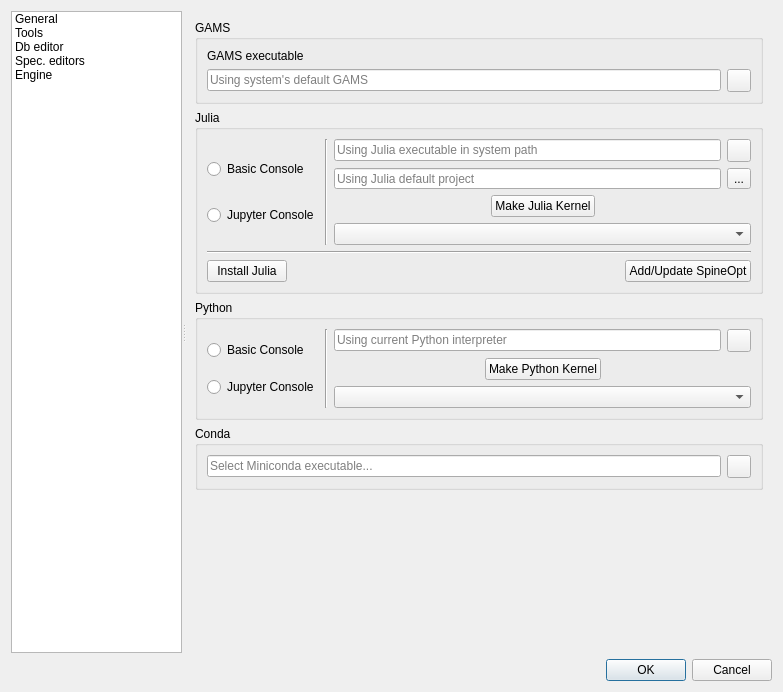
First picture: the form in spinetoolbox/ui/settings.ui, repository spine-tools/Spine-Toolbox, before the edit.
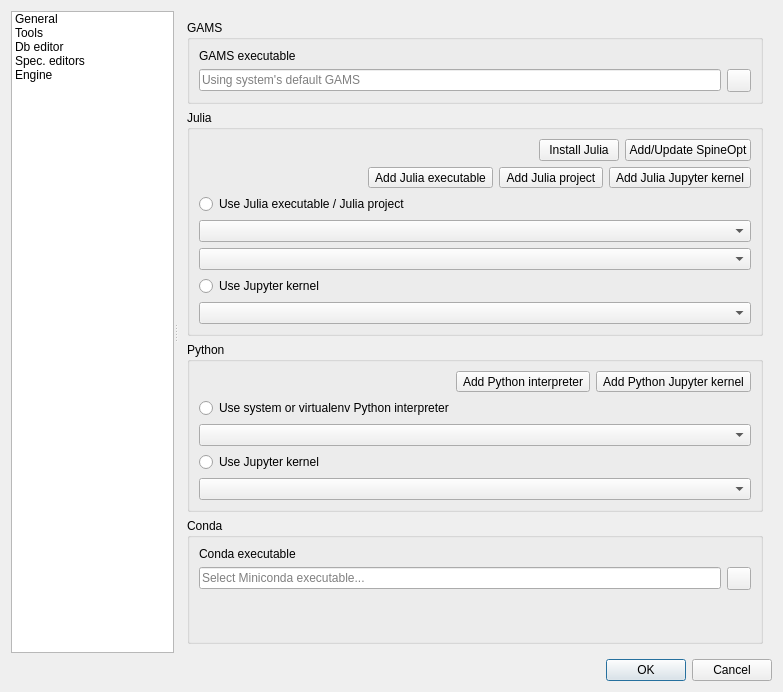
Second picture: the form after the edit. The open tabs and pages were chosen to show the change. Icons and pictures are not drawn. Custom widgets are drawn as their Qt base class.

Diff of the .ui file:
```diff
--- a/spinetoolbox/ui/settings.ui
+++ b/spinetoolbox/ui/settings.ui
@@ -651,46 +651,47 @@
           <property name="title">
            <string>GAMS</string>
           </property>
-          <layout class="QGridLayout" name="gridLayout_4">
-           <property name="spacing">
-            <number>6</number>
-           </property>
-           <item row="1" column="0">
+          <layout class="QVBoxLayout" name="verticalLayout_14">
+           <item>
             <widget class="QLabel" name="label_11">
              <property name="text">
               <string>GAMS executable</string>
              </property>
             </widget>
            </item>
-           <item row="2" column="0">
-            <widget class="QLineEdit" name="lineEdit_gams_path">
-             <property name="minimumSize">
-              <size>
-               <width>0</width>
-               <height>20</height>
-              </size>
-             </property>
-             <property name="toolTip">
-              <string>&lt;html&gt;&lt;head/&gt;&lt;body&gt;&lt;p&gt;Path to GAMS executable for Tool and GAMS Python bindings. Leave blank to use system's default&lt;/p&gt;&lt;/body&gt;&lt;/html&gt;</string>
-             </property>
-             <property name="placeholderText">
-              <string>Using system's default GAMS</string>
-             </property>
-             <property name="clearButtonEnabled">
-              <bool>true</bool>
-             </property>
-            </widget>
-           </item>
-           <item row="2" column="1">
-            <widget class="QToolButton" name="toolButton_browse_gams">
-             <property name="toolTip">
-              <string>&lt;html&gt;&lt;head/&gt;&lt;body&gt;&lt;p&gt;Pick GAMS executable using a file browser (eg. gams.exe on Windows)&lt;/p&gt;&lt;/body&gt;&lt;/html&gt;</string>
-             </property>
-             <property name="icon">
-              <iconset resource="resources/resources_icons.qrc">
-               <normaloff>:/icons/menu_icons/folder-open-solid.svg</normaloff>:/icons/menu_icons/folder-open-solid.svg</iconset>
-             </property>
-            </widget>
+           <item>
+            <layout class="QHBoxLayout" name="horizontalLayout_10">
+             <item>
+              <widget class="QLineEdit" name="lineEdit_gams_path">
+               <property name="minimumSize">
+                <size>
+                 <width>0</width>
+                 <height>20</height>
+                </size>
+               </property>
+               <property name="toolTip">
+                <string>&lt;html&gt;&lt;head/&gt;&lt;body&gt;&lt;p&gt;Path to GAMS executable for Tool and GAMS Python bindings. Leave blank to use system's default&lt;/p&gt;&lt;/body&gt;&lt;/html&gt;</string>
+               </property>
+               <property name="placeholderText">
+                <string>Using system's default GAMS</string>
+               </property>
+               <property name="clearButtonEnabled">
+                <bool>true</bool>
+               </property>
+              </widget>
+             </item>
+             <item>
+              <widget class="QToolButton" name="toolButton_browse_gams">
+               <property name="toolTip">
+                <string>&lt;html&gt;&lt;head/&gt;&lt;body&gt;&lt;p&gt;Pick GAMS executable using a file browser (eg. gams.exe on Windows)&lt;/p&gt;&lt;/body&gt;&lt;/html&gt;</string>
+               </property>
+               <property name="icon">
+                <iconset resource="resources/resources_icons.qrc">
+                 <normaloff>:/icons/menu_icons/folder-open-solid.svg</normaloff>:/icons/menu_icons/folder-open-solid.svg</iconset>
+               </property>
+              </widget>
+             </item>
+            </layout>
            </item>
           </layout>
          </widget>
@@ -703,197 +704,22 @@
           <property name="title">
            <string>Julia</string>
           </property>
-          <layout class="QVBoxLayout" name="verticalLayout_10">
-           <property name="topMargin">
-            <number>9</number>
-           </property>
+          <layout class="QVBoxLayout" name="verticalLayout_5">
            <item>
-            <layout class="QHBoxLayout" name="horizontalLayout_14">
+            <layout class="QHBoxLayout" name="horizontalLayout_3">
              <item>
-              <layout class="QVBoxLayout" name="verticalLayout">
-               <item>
-                <widget class="QRadioButton" name="radioButton_use_julia_basic_console">
-                 <property name="toolTip">
-                  <string>&lt;html&gt;&lt;head/&gt;&lt;body&gt;&lt;p&gt;Execute Julia Tool specifications in basic Julia REPL.&lt;/p&gt;&lt;p&gt;&lt;span style=&quot; font-weight:600;&quot;&gt;NOTE:&lt;/span&gt; This is the &lt;span style=&quot; font-weight:600;&quot;&gt;default setting&lt;/span&gt; for new Julia Tool specs. You can override this for each Tool spec separately.&lt;/p&gt;&lt;/body&gt;&lt;/html&gt;</string>
-                 </property>
-                 <property name="text">
-                  <string>Basic Console</string>
-                 </property>
-                </widget>
-               </item>
-               <item>
-                <widget class="QRadioButton" name="radioButton_use_julia_jupyter_console">
-                 <property name="toolTip">
-                  <string>&lt;html&gt;&lt;head/&gt;&lt;body&gt;&lt;p&gt;Use Jupyter Console to execute Julia Tool specs. Select a Julia kernel spec to use this option.&lt;/p&gt;&lt;p&gt;&lt;span style=&quot; font-weight:600;&quot;&gt;NOTE:&lt;/span&gt; This is the &lt;span style=&quot; font-weight:600;&quot;&gt;default setting&lt;/span&gt; for new Julia Tool specs. You can override this for each Tool spec separately.&lt;/p&gt;&lt;/body&gt;&lt;/html&gt;</string>
-                 </property>
-                 <property name="text">
-                  <string>Jupyter Console</string>
-                 </property>
-                </widget>
-               </item>
-              </layout>
-             </item>
-             <item>
-              <widget class="Line" name="line_3">
+              <spacer name="horizontalSpacer_3">
                <property name="orientation">
-                <enum>Qt::Orientation::Vertical</enum>
+                <enum>Qt::Orientation::Horizontal</enum>
                </property>
-              </widget>
+               <property name="sizeHint" stdset="0">
+                <size>
+                 <width>40</width>
+                 <height>20</height>
+                </size>
+               </property>
+              </spacer>
              </item>
-             <item>
-              <layout class="QVBoxLayout" name="verticalLayout_15">
-               <item>
-                <layout class="QHBoxLayout" name="horizontalLayout_8">
-                 <item>
-                  <widget class="QLineEdit" name="lineEdit_julia_path">
-                   <property name="minimumSize">
-                    <size>
-                     <width>0</width>
-                     <height>20</height>
-                    </size>
-                   </property>
-                   <property name="toolTip">
-                    <string>&lt;html&gt;&lt;head/&gt;&lt;body&gt;&lt;p&gt;Julia executable for Basic Console. Leave blank to use the Julia in your system PATH env. If Julia is not in your PATH, this line edit will be empty, indicating that Julia Tool Specs won't execute.&lt;/p&gt;&lt;p&gt;&lt;span style=&quot; font-weight:600;&quot;&gt;NOTE:&lt;/span&gt; This is the &lt;span style=&quot; font-weight:700;&quot;&gt;global setting&lt;/span&gt; for Julia Tool specs. You can override this for each Tool spec separately.&lt;/p&gt;&lt;/body&gt;&lt;/html&gt;</string>
-                   </property>
-                   <property name="placeholderText">
-                    <string>Using Julia executable in system path</string>
-                   </property>
-                   <property name="clearButtonEnabled">
-                    <bool>true</bool>
-                   </property>
-                  </widget>
-                 </item>
-                 <item>
-                  <widget class="QToolButton" name="toolButton_browse_julia">
-                   <property name="toolTip">
-                    <string>&lt;html&gt;&lt;head/&gt;&lt;body&gt;&lt;p&gt;Pick Julia executable using a file browser&lt;/p&gt;&lt;/body&gt;&lt;/html&gt;</string>
-                   </property>
-                   <property name="icon">
-                    <iconset resource="resources/resources_icons.qrc">
-                     <normaloff>:/icons/menu_icons/folder-open-solid.svg</normaloff>:/icons/menu_icons/folder-open-solid.svg</iconset>
-                   </property>
-                  </widget>
-                 </item>
-                </layout>
-               </item>
-               <item>
-                <layout class="QHBoxLayout" name="horizontalLayout_7">
-                 <item>
-                  <widget class="QLineEdit" name="lineEdit_julia_project_path">
-                   <property name="minimumSize">
-                    <size>
-                     <width>0</width>
-                     <height>20</height>
-                    </size>
-                   </property>
-                   <property name="toolTip">
-                    <string>&lt;html&gt;&lt;head/&gt;&lt;body&gt;&lt;p&gt;Julia environment/project directory for Julia Tool specifications. Leave blank to use the default environment.&lt;/p&gt;&lt;p&gt;&lt;span style=&quot; font-weight:600;&quot;&gt;NOTE:&lt;/span&gt; This is the &lt;span style=&quot; font-weight:700;&quot;&gt;global setting&lt;/span&gt; for Julia Tool specs. You can override this for each Tool spec separately.&lt;/p&gt;&lt;/body&gt;&lt;/html&gt;</string>
-                   </property>
-                   <property name="text">
-                    <string/>
-                   </property>
-                   <property name="placeholderText">
-                    <string>Using Julia default project</string>
-                   </property>
-                   <property name="clearButtonEnabled">
-                    <bool>true</bool>
-                   </property>
-                  </widget>
-                 </item>
-                 <item>
-                  <widget class="QToolButton" name="toolButton_browse_julia_project">
-                   <property name="toolTip">
-                    <string>&lt;html&gt;&lt;head/&gt;&lt;body&gt;&lt;p&gt;Pick Julia project using a file browser&lt;/p&gt;&lt;/body&gt;&lt;/html&gt;</string>
-                   </property>
-                   <property name="text">
-                    <string>...</string>
-                   </property>
-                   <property name="icon">
-                    <iconset resource="resources/resources_icons.qrc">
-                     <normaloff>:/icons/menu_icons/folder-open-solid.svg</normaloff>:/icons/menu_icons/folder-open-solid.svg</iconset>
-                   </property>
-                  </widget>
-                 </item>
-                </layout>
-               </item>
-               <item>
-                <layout class="QHBoxLayout" name="horizontalLayout_9">
-                 <item>
-                  <spacer name="horizontalSpacer_2">
-                   <property name="orientation">
-                    <enum>Qt::Orientation::Horizontal</enum>
-                   </property>
-                   <property name="sizeHint" stdset="0">
-                    <size>
-                     <width>40</width>
-                     <height>20</height>
-                    </size>
-                   </property>
-                  </spacer>
-                 </item>
-                 <item>
-                  <widget class="QPushButton" name="pushButton_make_julia_kernel">
-                   <property name="sizePolicy">
-                    <sizepolicy hsizetype="Minimum" vsizetype="Fixed">
-                     <horstretch>0</horstretch>
-                     <verstretch>0</verstretch>
-                    </sizepolicy>
-                   </property>
-                   <property name="toolTip">
-                    <string>&lt;html&gt;&lt;head/&gt;&lt;body&gt;&lt;p&gt;Makes a Julia kernel for the Julia executable and the Julia project (environment) selected above. If a matching Julia kernel already exists, it is selected.&lt;/p&gt;&lt;p&gt;You can also create Julia kernels manually using the &lt;span style=&quot; font-weight:700;&quot;&gt;IJulia&lt;/span&gt; package.&lt;/p&gt;&lt;/body&gt;&lt;/html&gt;</string>
-                   </property>
-                   <property name="text">
-                    <string>Make Julia Kernel</string>
-                   </property>
-                  </widget>
-                 </item>
-                 <item>
-                  <spacer name="horizontalSpacer_3">
-                   <property name="orientation">
-                    <enum>Qt::Orientation::Horizontal</enum>
-                   </property>
-                   <property name="sizeHint" stdset="0">
-                    <size>
-                     <width>40</width>
-                     <height>20</height>
-                    </size>
-                   </property>
-                  </spacer>
-                 </item>
-                </layout>
-               </item>
-               <item>
-                <widget class="CustomQComboBox" name="comboBox_julia_kernel">
-                 <property name="sizePolicy">
-                  <sizepolicy hsizetype="Expanding" vsizetype="Fixed">
-                   <horstretch>0</horstretch>
-                   <verstretch>0</verstretch>
-                  </sizepolicy>
-                 </property>
-                 <property name="contextMenuPolicy">
-                  <enum>Qt::ContextMenuPolicy::CustomContextMenu</enum>
-                 </property>
-                 <property name="toolTip">
-                  <string>&lt;html&gt;&lt;head/&gt;&lt;body&gt;&lt;p&gt;Select a Julia kernel spec for Jupyter Console.&lt;/p&gt;&lt;p&gt;&lt;span style=&quot; font-weight:600;&quot;&gt;NOTE:&lt;/span&gt; This is the &lt;span style=&quot; font-weight:600;&quot;&gt;global setting&lt;/span&gt; for Julia Tool specs. You can override this for each Tool spec separately.&lt;/p&gt;&lt;/body&gt;&lt;/html&gt;</string>
-                 </property>
-                 <property name="sizeAdjustPolicy">
-                  <enum>QComboBox::SizeAdjustPolicy::AdjustToContentsOnFirstShow</enum>
-                 </property>
-                </widget>
-               </item>
-              </layout>
-             </item>
-            </layout>
-           </item>
-           <item>
-            <widget class="Line" name="line">
-             <property name="orientation">
-              <enum>Qt::Orientation::Horizontal</enum>
-             </property>
-            </widget>
-           </item>
-           <item>
-            <layout class="QHBoxLayout" name="horizontalLayout_12">
              <item>
               <widget class="QPushButton" name="pushButton_install_julia">
                <property name="toolTip">
@@ -904,19 +730,6 @@
                </property>
               </widget>
              </item>
-             <item>
-              <spacer name="horizontalSpacer">
-               <property name="orientation">
-                <enum>Qt::Orientation::Horizontal</enum>
-               </property>
-               <property name="sizeHint" stdset="0">
-                <size>
-                 <width>40</width>
-                 <height>20</height>
-                </size>
-               </property>
-              </spacer>
-             </item>
              <item>
               <widget class="QPushButton" name="pushButton_add_up_spine_opt">
                <property name="toolTip">
@@ -929,174 +742,267 @@
              </item>
             </layout>
            </item>
+           <item>
+            <layout class="QHBoxLayout" name="horizontalLayout_12">
+             <item>
+              <spacer name="horizontalSpacer_5">
+               <property name="orientation">
+                <enum>Qt::Orientation::Horizontal</enum>
+               </property>
+               <property name="sizeHint" stdset="0">
+                <size>
+                 <width>40</width>
+                 <height>20</height>
+                </size>
+               </property>
+              </spacer>
+             </item>
+             <item>
+              <widget class="QToolButton" name="toolButton_browse_julia">
+               <property name="toolTip">
+                <string>&lt;html&gt;&lt;head/&gt;&lt;body&gt;&lt;p&gt;Add Julia executable to the list using a file browser&lt;/p&gt;&lt;/body&gt;&lt;/html&gt;</string>
+               </property>
+               <property name="text">
+                <string>Add Julia executable</string>
+               </property>
+               <property name="icon">
+                <iconset resource="resources/resources_icons.qrc">
+                 <normaloff>:/symbols/julia-logo.svg</normaloff>:/symbols/julia-logo.svg</iconset>
+               </property>
+               <property name="toolButtonStyle">
+                <enum>Qt::ToolButtonStyle::ToolButtonTextBesideIcon</enum>
+               </property>
+              </widget>
+             </item>
+             <item>
+              <widget class="QToolButton" name="toolButton_browse_julia_project">
+               <property name="toolTip">
+                <string>&lt;html&gt;&lt;head/&gt;&lt;body&gt;&lt;p&gt;Add a Julia project/environment folder using a file browser&lt;/p&gt;&lt;/body&gt;&lt;/html&gt;</string>
+               </property>
+               <property name="text">
+                <string>Add Julia project</string>
+               </property>
+               <property name="icon">
+                <iconset resource="resources/resources_icons.qrc">
+                 <normaloff>:/icons/menu_icons/folder-open-solid.svg</normaloff>:/icons/menu_icons/folder-open-solid.svg</iconset>
+               </property>
+               <property name="toolButtonStyle">
+                <enum>Qt::ToolButtonStyle::ToolButtonTextBesideIcon</enum>
+               </property>
+              </widget>
+             </item>
+             <item>
+              <widget class="QToolButton" name="toolButton_make_julia_kernel">
+               <property name="toolTip">
+                <string>&lt;html&gt;&lt;head/&gt;&lt;body&gt;&lt;p&gt;Add a Julia Jupyter kernel into the list&lt;/p&gt;&lt;/body&gt;&lt;/html&gt;</string>
+               </property>
+               <property name="text">
+                <string>Add Julia Jupyter kernel</string>
+               </property>
+               <property name="icon">
+                <iconset resource="resources/resources_icons.qrc">
+                 <normaloff>:/symbols/Jupyter-logo.svg</normaloff>:/symbols/Jupyter-logo.svg</iconset>
+               </property>
+               <property name="toolButtonStyle">
+                <enum>Qt::ToolButtonStyle::ToolButtonTextBesideIcon</enum>
+               </property>
+              </widget>
+             </item>
+            </layout>
+           </item>
+           <item>
+            <layout class="QVBoxLayout" name="verticalLayout">
+             <item>
+              <widget class="QRadioButton" name="radioButton_use_julia_basic_console">
+               <property name="toolTip">
+                <string>&lt;html&gt;&lt;head/&gt;&lt;body&gt;&lt;p&gt;Execute Julia Tool specifications using a Julia executable and Julia project.&lt;/p&gt;&lt;p&gt;&lt;span style=&quot; font-weight:600;&quot;&gt;NOTE:&lt;/span&gt; This is the &lt;span style=&quot; font-weight:600;&quot;&gt;default setting&lt;/span&gt; for Julia Tools. You can override this for each Tool separately in the Tool Properties.&lt;/p&gt;&lt;/body&gt;&lt;/html&gt;</string>
+               </property>
+               <property name="text">
+                <string>Use Julia executable / Julia project</string>
+               </property>
+              </widget>
+             </item>
+             <item>
+              <widget class="CustomQComboBox" name="comboBox_julia_path">
+               <property name="sizePolicy">
+                <sizepolicy hsizetype="Preferred" vsizetype="Fixed">
+                 <horstretch>0</horstretch>
+                 <verstretch>0</verstretch>
+                </sizepolicy>
+               </property>
+               <property name="contextMenuPolicy">
+                <enum>Qt::ContextMenuPolicy::CustomContextMenu</enum>
+               </property>
+               <property name="whatsThis">
+                <string>&lt;html&gt;&lt;head/&gt;&lt;body&gt;&lt;p&gt;Path to the Julia executable. Leave blank to use the Julia in your system PATH env. If Julia is not in your PATH, this line edit will be empty, indicating that Julia Tools won't execute.&lt;/p&gt;&lt;p&gt;&lt;span style=&quot; font-weight:600;&quot;&gt;NOTE:&lt;/span&gt; This is the &lt;span style=&quot; font-weight:700;&quot;&gt;global setting&lt;/span&gt; for Julia Tools. You can override this for each Tool separately.&lt;/p&gt;&lt;/body&gt;&lt;/html&gt;</string>
+               </property>
+              </widget>
+             </item>
+             <item>
+              <widget class="CustomQComboBox" name="comboBox_julia_project_path">
+               <property name="sizePolicy">
+                <sizepolicy hsizetype="Preferred" vsizetype="Fixed">
+                 <horstretch>0</horstretch>
+                 <verstretch>0</verstretch>
+                </sizepolicy>
+               </property>
+               <property name="contextMenuPolicy">
+                <enum>Qt::ContextMenuPolicy::CustomContextMenu</enum>
+               </property>
+               <property name="whatsThis">
+                <string>&lt;html&gt;&lt;head/&gt;&lt;body&gt;&lt;p&gt;Julia environment/project directory for Julia Tool specifications. Leave blank to use the default environment.&lt;/p&gt;&lt;p&gt;&lt;span style=&quot; font-weight:600;&quot;&gt;NOTE:&lt;/span&gt; This is the &lt;span style=&quot; font-weight:700;&quot;&gt;global setting&lt;/span&gt; for Julia Tool specs. You can override this for each Tool spec separately.&lt;/p&gt;&lt;/body&gt;&lt;/html&gt;</string>
+               </property>
+              </widget>
+             </item>
+             <item>
+              <widget class="QRadioButton" name="radioButton_use_julia_jupyter_console">
+               <property name="toolTip">
+                <string>&lt;html&gt;&lt;head/&gt;&lt;body&gt;&lt;p&gt;Execute Julia Tool specifications using a Jupyter kernel.&lt;/p&gt;&lt;p&gt;&lt;span style=&quot; font-weight:600;&quot;&gt;NOTE:&lt;/span&gt; This is the &lt;span style=&quot; font-weight:600;&quot;&gt;default setting&lt;/span&gt; for Julia Tools. You can override this for each Tool separately in the Tool Properties.&lt;/p&gt;&lt;/body&gt;&lt;/html&gt;</string>
+               </property>
+               <property name="text">
+                <string>Use Jupyter kernel</string>
+               </property>
+              </widget>
+             </item>
+             <item>
+              <widget class="CustomQComboBox" name="comboBox_julia_kernel">
+               <property name="sizePolicy">
+                <sizepolicy hsizetype="Preferred" vsizetype="Fixed">
+                 <horstretch>0</horstretch>
+                 <verstretch>0</verstretch>
+                </sizepolicy>
+               </property>
+               <property name="contextMenuPolicy">
+                <enum>Qt::ContextMenuPolicy::CustomContextMenu</enum>
+               </property>
+               <property name="whatsThis">
+                <string>&lt;html&gt;&lt;head/&gt;&lt;body&gt;&lt;p&gt;Select a Julia kernel spec for Jupyter Console.&lt;/p&gt;&lt;p&gt;&lt;span style=&quot; font-weight:600;&quot;&gt;NOTE:&lt;/span&gt; This is the &lt;span style=&quot; font-weight:600;&quot;&gt;global setting&lt;/span&gt; for Julia Tool specs. You can override this for each Tool spec separately.&lt;/p&gt;&lt;/body&gt;&lt;/html&gt;</string>
+               </property>
+               <property name="editable">
+                <bool>false</bool>
+               </property>
+               <property name="sizeAdjustPolicy">
+                <enum>QComboBox::SizeAdjustPolicy::AdjustToContentsOnFirstShow</enum>
+               </property>
+               <property name="frame">
+                <bool>true</bool>
+               </property>
+              </widget>
+             </item>
+            </layout>
+           </item>
           </layout>
          </widget>
         </item>
         <item>
          <widget class="QGroupBox" name="groupBox_python">
-          <property name="sizePolicy">
-           <sizepolicy hsizetype="Preferred" vsizetype="Preferred">
-            <horstretch>0</horstretch>
-            <verstretch>0</verstretch>
-           </sizepolicy>
-          </property>
-          <property name="minimumSize">
-           <size>
-            <width>0</width>
-            <height>95</height>
-           </size>
-          </property>
-          <property name="toolTip">
-           <string>&lt;html&gt;&lt;head/&gt;&lt;body&gt;&lt;p&gt;&lt;span style=&quot; font-weight:600;&quot;&gt;Default settings&lt;/span&gt; for new Python Tool specs. Defaults can be changed for each Tool specification separately.&lt;/p&gt;&lt;/body&gt;&lt;/html&gt;</string>
-          </property>
           <property name="title">
            <string>Python</string>
           </property>
-          <layout class="QVBoxLayout" name="verticalLayout_16">
-           <property name="topMargin">
-            <number>9</number>
-           </property>
+          <layout class="QVBoxLayout" name="verticalLayout_10">
            <item>
-            <layout class="QHBoxLayout" name="horizontalLayout_5">
+            <layout class="QHBoxLayout" name="horizontalLayout_9">
              <item>
-              <layout class="QVBoxLayout" name="verticalLayout_14">
-               <item>
-                <widget class="QRadioButton" name="radioButton_use_python_basic_console">
-                 <property name="toolTip">
-                  <string>&lt;html&gt;&lt;head/&gt;&lt;body&gt;&lt;p&gt;Execute Python Tool specifications in basic Python REPL.&lt;/p&gt;&lt;p&gt;&lt;span style=&quot; font-weight:600;&quot;&gt;NOTE:&lt;/span&gt; This is the &lt;span style=&quot; font-weight:600;&quot;&gt;default setting&lt;/span&gt; for new Python Tool specs. You can override this for each Tool spec separately.&lt;/p&gt;&lt;/body&gt;&lt;/html&gt;</string>
-                 </property>
-                 <property name="text">
-                  <string>Basic Console</string>
-                 </property>
-                </widget>
-               </item>
-               <item>
-                <widget class="QRadioButton" name="radioButton_use_python_jupyter_console">
-                 <property name="toolTip">
-                  <string>&lt;html&gt;&lt;head/&gt;&lt;body&gt;&lt;p&gt;Use Jupyter Console to execute Python Tool specs. Select a Python kernel spec to use this option.&lt;/p&gt;&lt;p&gt;&lt;span style=&quot; font-weight:600;&quot;&gt;NOTE:&lt;/span&gt; This is the &lt;span style=&quot; font-weight:600;&quot;&gt;default setting&lt;/span&gt; for new Python Tool specs. You can override this for each Tool spec separately.&lt;/p&gt;&lt;/body&gt;&lt;/html&gt;</string>
-                 </property>
-                 <property name="text">
-                  <string>Jupyter Console</string>
-                 </property>
-                </widget>
-               </item>
-              </layout>
-             </item>
-             <item>
-              <widget class="Line" name="line_2">
+              <spacer name="horizontalSpacer_8">
                <property name="orientation">
-                <enum>Qt::Orientation::Vertical</enum>
+                <enum>Qt::Orientation::Horizontal</enum>
                </property>
+               <property name="sizeHint" stdset="0">
+                <size>
+                 <width>40</width>
+                 <height>20</height>
+                </size>
+               </property>
+              </spacer>
+             </item>
+             <item>
+              <widget class="QToolButton" name="toolButton_browse_python">
+               <property name="toolTip">
+                <string>&lt;html&gt;&lt;head/&gt;&lt;body&gt;&lt;p&gt;Add a Python interpreter (system or venv) into the list using a file browser&lt;/p&gt;&lt;/body&gt;&lt;/html&gt;</string>
+               </property>
+               <property name="text">
+                <string>Add Python interpreter</string>
+               </property>
+               <property name="icon">
+                <iconset resource="resources/resources_icons.qrc">
+                 <normaloff>:/symbols/python-logo.svg</normaloff>:/symbols/python-logo.svg</iconset>
+               </property>
+               <property name="toolButtonStyle">
+                <enum>Qt::ToolButtonStyle::ToolButtonTextBesideIcon</enum>
+               </property>
               </widget>
              </item>
              <item>
-              <layout class="QVBoxLayout" name="verticalLayout_5">
-               <item>
-                <layout class="QHBoxLayout" name="horizontalLayout_10">
-                 <item>
-                  <widget class="QLineEdit" name="lineEdit_python_path">
-                   <property name="minimumSize">
-                    <size>
-                     <width>0</width>
-                     <height>20</height>
-                    </size>
-                   </property>
-                   <property name="toolTip">
-                    <string>&lt;html&gt;&lt;head/&gt;&lt;body&gt;&lt;p&gt;Python interpreter for Basic Console. Leave blank to use the Python that was used in launching Spine Toolbox.&lt;/p&gt;&lt;p&gt;&lt;span style=&quot; font-weight:600;&quot;&gt;NOTE:&lt;/span&gt; This is the &lt;span style=&quot; font-weight:600;&quot;&gt;global setting&lt;/span&gt; for Python Tool specs. You can override this for each Tool spec separately.&lt;/p&gt;&lt;/body&gt;&lt;/html&gt;</string>
-                   </property>
-                   <property name="placeholderText">
-                    <string>Using current Python interpreter</string>
-                   </property>
-                   <property name="clearButtonEnabled">
-                    <bool>true</bool>
-                   </property>
-                  </widget>
-                 </item>
-                 <item>
-                  <widget class="QToolButton" name="toolButton_browse_python">
-                   <property name="toolTip">
-                    <string>&lt;html&gt;&lt;head/&gt;&lt;body&gt;&lt;p&gt;Pick Python interpreter using a file browser&lt;/p&gt;&lt;/body&gt;&lt;/html&gt;</string>
-                   </property>
-                   <property name="icon">
-                    <iconset resource="resources/resources_icons.qrc">
-                     <normaloff>:/icons/menu_icons/folder-open-solid.svg</normaloff>:/icons/menu_icons/folder-open-solid.svg</iconset>
-                   </property>
-                  </widget>
-                 </item>
-                </layout>
-               </item>
-               <item>
-                <layout class="QHBoxLayout" name="horizontalLayout_11">
-                 <item>
-                  <spacer name="horizontalSpacer_5">
-                   <property name="orientation">
-                    <enum>Qt::Orientation::Horizontal</enum>
-                   </property>
-                   <property name="sizeHint" stdset="0">
-                    <size>
-                     <width>40</width>
-                     <height>20</height>
-                    </size>
-                   </property>
-                  </spacer>
-                 </item>
-                 <item>
-                  <widget class="QPushButton" name="pushButton_make_python_kernel">
-                   <property name="sizePolicy">
-                    <sizepolicy hsizetype="Minimum" vsizetype="Fixed">
-                     <horstretch>0</horstretch>
-                     <verstretch>0</verstretch>
-                    </sizepolicy>
-                   </property>
-                   <property name="minimumSize">
-                    <size>
-                     <width>0</width>
-                     <height>0</height>
-                    </size>
-                   </property>
-                   <property name="toolTip">
-                    <string>&lt;html&gt;&lt;head/&gt;&lt;body&gt;&lt;p&gt;Makes a Python kernel for the Python interpreter selected above. If a matching Python kernel already exists, it is selected.&lt;/p&gt;&lt;p&gt;You can also create Python kernels manually using the &lt;span style=&quot; font-weight:700;&quot;&gt;ipykernel&lt;/span&gt; package.&lt;/p&gt;&lt;/body&gt;&lt;/html&gt;</string>
-                   </property>
-                   <property name="text">
-                    <string>Make Python Kernel</string>
-                   </property>
-                  </widget>
-                 </item>
-                 <item>
-                  <spacer name="horizontalSpacer_8">
-                   <property name="orientation">
-                    <enum>Qt::Orientation::Horizontal</enum>
-                   </property>
-                   <property name="sizeHint" stdset="0">
-                    <size>
-                     <width>40</width>
-                     <height>20</height>
-                    </size>
-                   </property>
-                  </spacer>
-                 </item>
-                </layout>
-               </item>
-               <item>
-                <widget class="CustomQComboBox" name="comboBox_python_kernel">
-                 <property name="sizePolicy">
-                  <sizepolicy hsizetype="Expanding" vsizetype="Fixed">
-                   <horstretch>0</horstretch>
-                   <verstretch>0</verstretch>
-                  </sizepolicy>
-                 </property>
-                 <property name="contextMenuPolicy">
-                  <enum>Qt::ContextMenuPolicy::CustomContextMenu</enum>
-                 </property>
-                 <property name="toolTip">
-                  <string>&lt;html&gt;&lt;head/&gt;&lt;body&gt;&lt;p&gt;Select a Python kernel spec for Jupyter Console.&lt;/p&gt;&lt;p&gt;&lt;span style=&quot; font-weight:600;&quot;&gt;NOTE:&lt;/span&gt; This is the &lt;span style=&quot; font-weight:600;&quot;&gt;global setting&lt;/span&gt; for Python Tool specs. You can override this for each Tool spec separately.&lt;/p&gt;&lt;/body&gt;&lt;/html&gt;</string>
-                 </property>
-                </widget>
-               </item>
-              </layout>
+              <widget class="QToolButton" name="toolButton_make_python_kernel">
+               <property name="toolTip">
+                <string>&lt;html&gt;&lt;head/&gt;&lt;body&gt;&lt;p&gt;Add a Python Jupyter kernel into the list&lt;/p&gt;&lt;/body&gt;&lt;/html&gt;</string>
+               </property>
+               <property name="text">
+                <string>Add Python Jupyter kernel</string>
+               </property>
+               <property name="icon">
+                <iconset resource="resources/resources_icons.qrc">
+                 <normaloff>:/symbols/Jupyter-logo.svg</normaloff>:/symbols/Jupyter-logo.svg</iconset>
+               </property>
+               <property name="toolButtonStyle">
+                <enum>Qt::ToolButtonStyle::ToolButtonTextBesideIcon</enum>
+               </property>
+              </widget>
              </item>
             </layout>
            </item>
+           <item>
+            <widget class="QRadioButton" name="radioButton_use_python_basic_console">
+             <property name="toolTip">
+              <string>&lt;html&gt;&lt;head/&gt;&lt;body&gt;&lt;p&gt;Execute Python Tool specifications using a Python interpreter.&lt;/p&gt;&lt;p&gt;&lt;span style=&quot; font-weight:600;&quot;&gt;NOTE:&lt;/span&gt; This is the &lt;span style=&quot; font-weight:600;&quot;&gt;default setting&lt;/span&gt; for Python Tools. You can override this for each Tool separately in the Tool Properties.&lt;/p&gt;&lt;/body&gt;&lt;/html&gt;</string>
+             </property>
+             <property name="text">
+              <string>Use system or virtualenv Python interpreter</string>
+             </property>
+            </widget>
+           </item>
+           <item>
+            <widget class="CustomQComboBox" name="comboBox_python_interpreters">
+             <property name="sizePolicy">
+              <sizepolicy hsizetype="Preferred" vsizetype="Fixed">
+               <horstretch>0</horstretch>
+               <verstretch>0</verstretch>
+              </sizepolicy>
+             </property>
+             <property name="contextMenuPolicy">
+              <enum>Qt::ContextMenuPolicy::CustomContextMenu</enum>
+             </property>
+             <property name="whatsThis">
+              <string>&lt;html&gt;&lt;head/&gt;&lt;body&gt;&lt;p&gt;Path to the default Python interpreter. First entry in the list is the Python that is currently running Spine Toolbox.&lt;/p&gt;&lt;p&gt;&lt;span style=&quot; font-weight:600;&quot;&gt;NOTE:&lt;/span&gt; This is the &lt;span style=&quot; font-weight:700;&quot;&gt;global setting&lt;/span&gt; for Python Tools. You can override this for each Tool separately.&lt;/p&gt;&lt;/body&gt;&lt;/html&gt;</string>
+             </property>
+            </widget>
+           </item>
+           <item>
+            <widget class="QRadioButton" name="radioButton_use_python_jupyter_console">
+             <property name="toolTip">
+              <string>&lt;html&gt;&lt;head/&gt;&lt;body&gt;&lt;p&gt;Execute Python Tool specifications using a Jupyter kernel.&lt;/p&gt;&lt;p&gt;&lt;span style=&quot; font-weight:600;&quot;&gt;NOTE:&lt;/span&gt; This is the &lt;span style=&quot; font-weight:600;&quot;&gt;default setting&lt;/span&gt; for Python Tools. You can override this for each Tool separately in the Tool Properties.&lt;/p&gt;&lt;/body&gt;&lt;/html&gt;</string>
+             </property>
+             <property name="text">
+              <string>Use Jupyter kernel</string>
+             </property>
+            </widget>
+           </item>
+           <item>
+            <widget class="CustomQComboBox" name="comboBox_python_kernels">
+             <property name="sizePolicy">
+              <sizepolicy hsizetype="Preferred" vsizetype="Fixed">
+               <horstretch>0</horstretch>
+               <verstretch>0</verstretch>
+              </sizepolicy>
+             </property>
+             <property name="contextMenuPolicy">
+              <enum>Qt::ContextMenuPolicy::CustomContextMenu</enum>
+             </property>
+             <property name="whatsThis">
+              <string>&lt;html&gt;&lt;head/&gt;&lt;body&gt;&lt;p&gt;List of available Python Jupyter kernels, add a path to a Conda executable to the line edit below to see available Conda Jupyter kernels&lt;/p&gt;&lt;/body&gt;&lt;/html&gt;</string>
+             </property>
+            </widget>
+           </item>
           </layout>
          </widget>
         </item>
@@ -1106,6 +1012,13 @@
            <string>Conda</string>
           </property>
           <layout class="QVBoxLayout" name="verticalLayout_8">
+           <item>
+            <widget class="QLabel" name="label_18">
+             <property name="text">
+              <string>Conda executable</string>
+             </property>
+            </widget>
+           </item>
            <item>
             <layout class="QHBoxLayout" name="horizontalLayout_2">
              <item>
@@ -1137,22 +1050,22 @@
              </item>
             </layout>
            </item>
+           <item>
+            <spacer name="verticalSpacer_2">
+             <property name="orientation">
+              <enum>Qt::Orientation::Vertical</enum>
+             </property>
+             <property name="sizeHint" stdset="0">
+              <size>
+               <width>20</width>
+               <height>40</height>
+              </size>
+             </property>
+            </spacer>
+           </item>
           </layout>
          </widget>
         </item>
-        <item>
-         <spacer name="verticalSpacer_2">
-          <property name="orientation">
-           <enum>Qt::Orientation::Vertical</enum>
-          </property>
-          <property name="sizeHint" stdset="0">
-           <size>
-            <width>0</width>
-            <height>0</height>
-           </size>
-          </property>
-         </spacer>
-        </item>
        </layout>
       </widget>
       <widget class="QWidget" name="SpineDBEditor">
```
Left out of the diff: 16 changed lines with no effect on the pictures.
